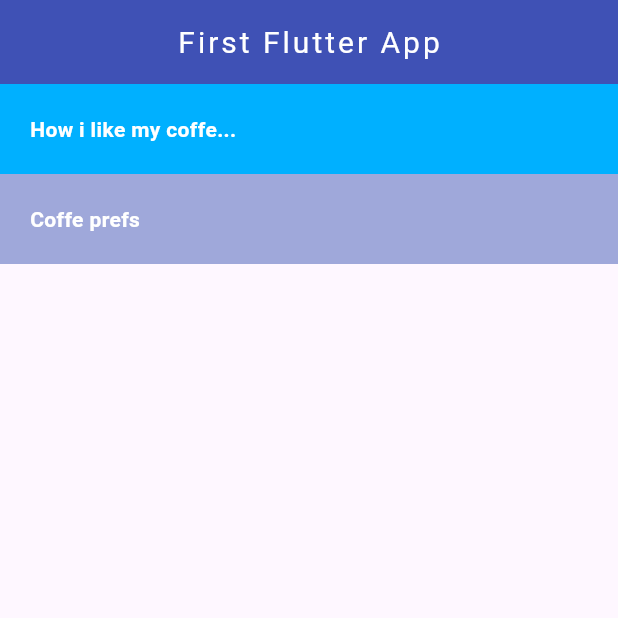
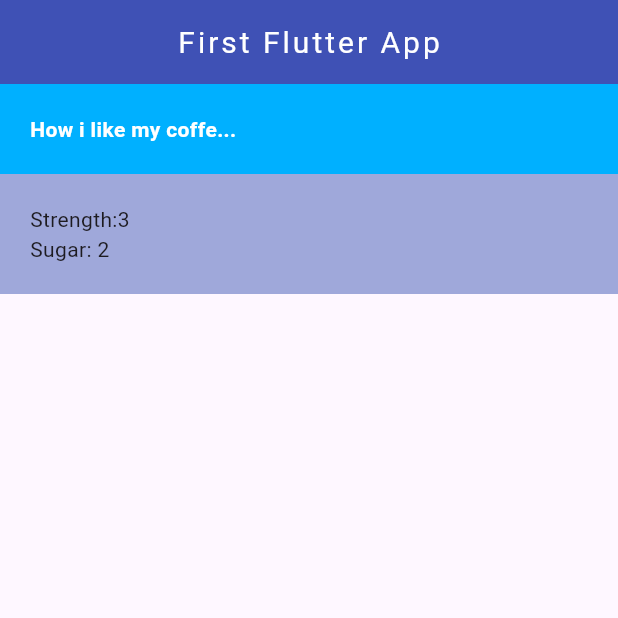
Before and after one commit to JBernardoFortes/flutter_crash_course, a Flutter app: the screen it shows after launch, on a phone screen of 412 x 824 dp, the top half of it. Run offline on Flutter 3.47's test engine with Material 3 defaults, Android fonts, the phone set to English and light mode, and no system bars.

Commit message:
feat:  class #12

```diff
--- /dev/null
+++ b/coffe_card/lib/coffe_prefs.dart
@@ -0,0 +1,15 @@
+import 'package:flutter/material.dart';
+
+class CoffePrefs extends StatelessWidget {
+  const CoffePrefs({super.key});
+
+  @override
+  Widget build(BuildContext context) {
+    return const Column(
+      children: [
+        Row(children: [Text("Strength:"), Text("3"), SizedBox(width: 50)]),
+        Row(children: [Text("Sugar: "), Text("2"), SizedBox(width: 50)]),
+      ],
+    );
+  }
+}
--- a/coffe_card/lib/home/home.dart
+++ b/coffe_card/lib/home/home.dart
@@ -1,3 +1,4 @@
+import 'package:coffe_card/coffe_prefs.dart';
 import 'package:flutter/material.dart';
 
 class Home extends StatelessWidget {
@@ -33,13 +34,7 @@ class Home extends StatelessWidget {
           Container(
             color: Colors.indigo[200],
             padding: const EdgeInsets.all(20),
-            child: const Text(
-              "Coffe prefs",
-              style: TextStyle(
-                color: Colors.white,
-                fontWeight: FontWeight.bold,
-              ),
-            ),
+            child: CoffePrefs(),
           ),
         ],
       ),
--- a/coffe_card/lib/main.dart
+++ b/coffe_card/lib/main.dart
@@ -16,8 +16,8 @@ class Sandbox extends StatelessWidget {
         backgroundColor: Colors.lightBlueAccent,
         centerTitle: true,
       ),
-      body: Column(
-        crossAxisAlignment: CrossAxisAlignment.stretch,
+      body: Row(
+        crossAxisAlignment: CrossAxisAlignment.start,
         mainAxisAlignment: MainAxisAlignment.center,
         children: [
           Container(width: 40, height: 100, color: Colors.red),
```
